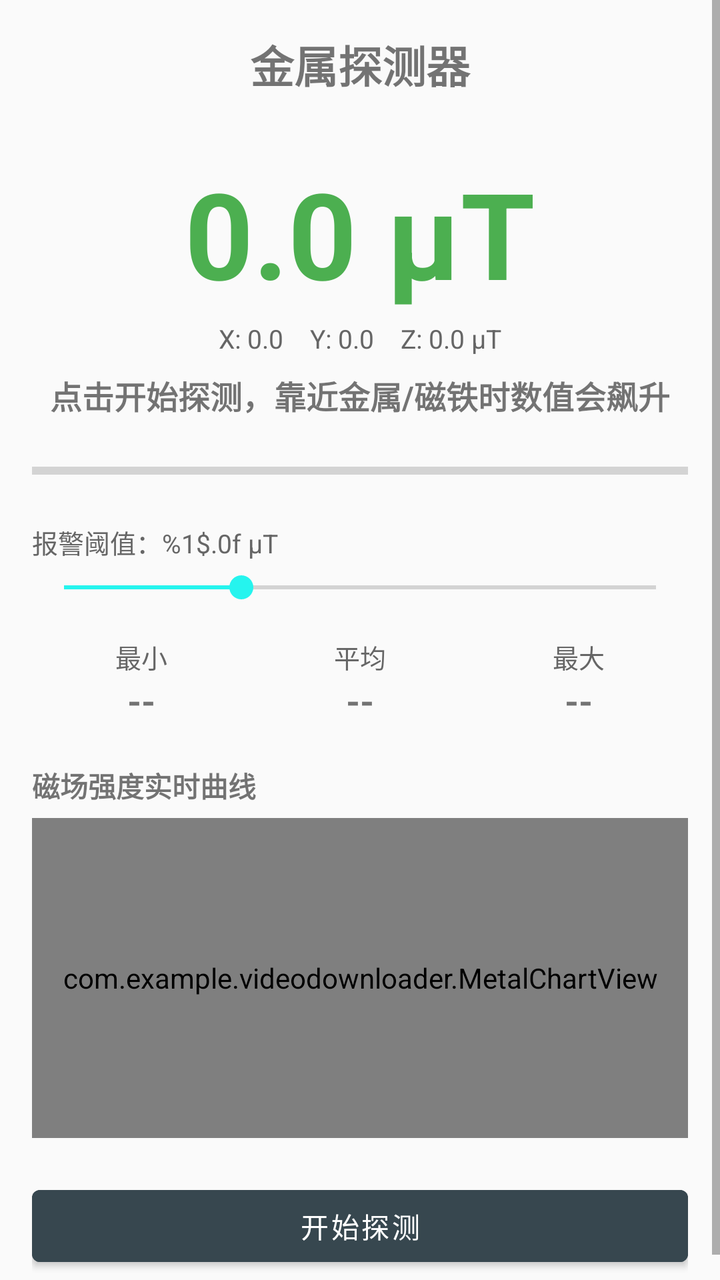
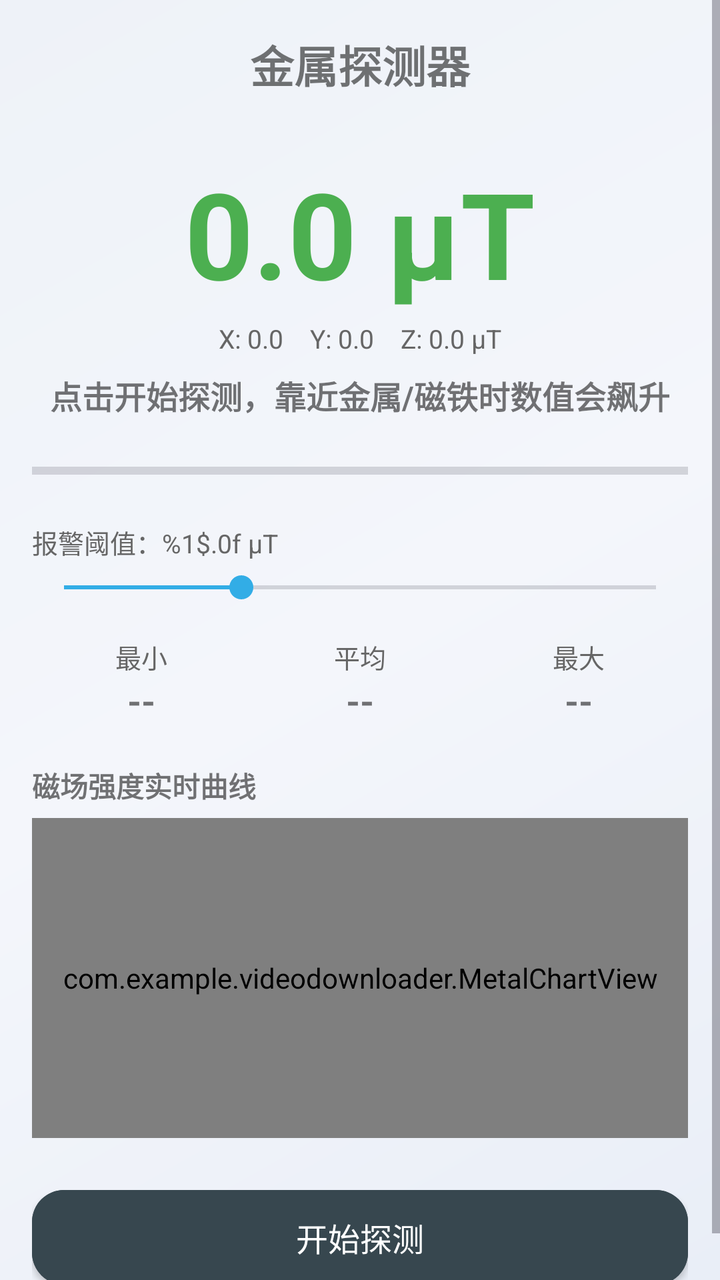

Screens rendered from an Android XML layout before and after an edit, with the pre-edit source and the edit as a unified diff.
<!-- AndroidManifest.xml: application theme Theme.VideoDownloader -->
<!-- res/layout/activity_metal_detector.xml -->
<?xml version="1.0" encoding="utf-8"?>
<ScrollView xmlns:android="http://schemas.android.com/apk/res/android"
    android:layout_width="match_parent"
    android:layout_height="match_parent"
    android:fillViewport="true">

    <LinearLayout
        android:layout_width="match_parent"
        android:layout_height="wrap_content"
        android:orientation="vertical"
        android:padding="16dp">

        <TextView
            android:layout_width="match_parent"
            android:layout_height="wrap_content"
            android:text="@string/tool_metal_title"
            android:textSize="22sp"
            android:textStyle="bold"
            android:gravity="center"
            android:paddingBottom="12dp" />

        
        <TextView
            android:id="@+id/tvCurrent"
            android:layout_width="match_parent"
            android:layout_height="wrap_content"
            android:text="0.0 μT"
            android:textSize="60sp"
            android:textStyle="bold"
            android:gravity="center"
            android:textColor="@color/metal_normal"
            android:paddingTop="16dp"
            android:paddingBottom="4dp" />

        
        <TextView
            android:id="@+id/tvAxis"
            android:layout_width="match_parent"
            android:layout_height="wrap_content"
            android:text="X: 0.0    Y: 0.0    Z: 0.0 μT"
            android:textSize="13sp"
            android:textColor="#666666"
            android:gravity="center"
            android:paddingBottom="8dp" />

        
        <TextView
            android:id="@+id/tvLevel"
            android:layout_width="match_parent"
            android:layout_height="wrap_content"
            android:text="@string/metal_hint"
            android:textSize="16sp"
            android:gravity="center"
            android:textStyle="bold"
            android:paddingBottom="16dp" />

        
        <ProgressBar
            android:id="@+id/levelBar"
            style="?android:attr/progressBarStyleHorizontal"
            android:layout_width="match_parent"
            android:layout_height="20dp"
            android:max="200"
            android:progress="0" />

        
        <TextView
            android:id="@+id/tvThreshold"
            android:layout_width="match_parent"
            android:layout_height="wrap_content"
            android:text="@string/metal_threshold"
            android:textSize="13sp"
            android:textColor="#666666"
            android:layout_marginTop="16dp"
            android:paddingBottom="4dp" />

        <SeekBar
            android:id="@+id/sbThreshold"
            android:layout_width="match_parent"
            android:layout_height="wrap_content"
            android:max="200"
            android:progress="60" />

        
        <LinearLayout
            android:layout_width="match_parent"
            android:layout_height="wrap_content"
            android:orientation="horizontal"
            android:layout_marginTop="16dp"
            android:weightSum="3">

            <LinearLayout
                android:layout_width="0dp"
                android:layout_weight="1"
                android:layout_height="wrap_content"
                android:orientation="vertical"
                android:gravity="center">

                <TextView
                    android:layout_width="wrap_content"
                    android:layout_height="wrap_content"
                    android:text="最小"
                    android:textColor="#666666"
                    android:textSize="13sp" />

                <TextView
                    android:id="@+id/tvMin"
                    android:layout_width="wrap_content"
                    android:layout_height="wrap_content"
                    android:text="--"
                    android:textSize="18sp"
                    android:textStyle="bold" />
            </LinearLayout>

            <LinearLayout
                android:layout_width="0dp"
                android:layout_weight="1"
                android:layout_height="wrap_content"
                android:orientation="vertical"
                android:gravity="center">

                <TextView
                    android:layout_width="wrap_content"
                    android:layout_height="wrap_content"
                    android:text="平均"
                    android:textColor="#666666"
                    android:textSize="13sp" />

                <TextView
                    android:id="@+id/tvAvg"
                    android:layout_width="wrap_content"
                    android:layout_height="wrap_content"
                    android:text="--"
                    android:textSize="18sp"
                    android:textStyle="bold" />
            </LinearLayout>

            <LinearLayout
                android:layout_width="0dp"
                android:layout_weight="1"
                android:layout_height="wrap_content"
                android:orientation="vertical"
                android:gravity="center">

                <TextView
                    android:layout_width="wrap_content"
                    android:layout_height="wrap_content"
                    android:text="最大"
                    android:textColor="#666666"
                    android:textSize="13sp" />

                <TextView
                    android:id="@+id/tvMax"
                    android:layout_width="wrap_content"
                    android:layout_height="wrap_content"
                    android:text="--"
                    android:textSize="18sp"
                    android:textStyle="bold" />
            </LinearLayout>
        </LinearLayout>

        
        <TextView
            android:layout_width="match_parent"
            android:layout_height="wrap_content"
            android:text="@string/metal_chart_label"
            android:textSize="14sp"
            android:textStyle="bold"
            android:layout_marginTop="20dp"
            android:paddingBottom="6dp" />

        
        <com.example.videodownloader.MetalChartView
            android:id="@+id/chartView"
            android:layout_width="match_parent"
            android:layout_height="160dp"
            android:background="#1A000000" />

        <Button
            android:id="@+id/btnToggle"
            android:layout_width="match_parent"
            android:layout_height="wrap_content"
            android:text="@string/metal_btn_start"
            android:layout_marginTop="20dp"
            android:backgroundTint="@color/tool_metal_bg"
            android:textColor="@android:color/white" />

    </LinearLayout>
</ScrollView>
<!-- resources referenced by this layout -->
<resources>
  <color name="metal_normal">#4CAF50</color>
  <color name="tool_metal_bg">#37474F</color>
  <string name="metal_btn_start">开始探测</string>
  <string name="metal_chart_label">磁场强度实时曲线</string>
  <string name="metal_hint">点击开始探测，靠近金属/磁铁时数值会飙升</string>
  <string name="metal_threshold">报警阈值：%1$.0f μT</string>
  <string name="tool_metal_title">金属探测器</string>
  <style name="Theme.VideoDownloader" parent="Theme.MaterialComponents.Light.NoActionBar">
          <item name="colorPrimary">#FE2C55</item>
          <item name="colorPrimaryVariant">#C81E40</item>
          <item name="colorOnPrimary">#FFFFFF</item>
          <item name="colorSecondary">#25F4EE</item>
          <item name="android:statusBarColor">#FE2C55</item>
          <item name="android:windowBackground">@color/bg_light</item>
      </style>
  <color name="bg_light">#FFFAFAFA</color>
</resources>

<!-- the commit's change to res/layout/activity_metal_detector.xml (unified diff, before → after) -->
@@ -1,5 +1,6 @@
 <?xml version="1.0" encoding="utf-8"?>
-<ScrollView xmlns:android="http://schemas.android.com/apk/res/android"
+<ScrollView
+    android:fitsSystemWindows="true" xmlns:android="http://schemas.android.com/apk/res/android"
     android:layout_width="match_parent"
     android:layout_height="match_parent"
     android:fillViewport="true">
<!-- resource entries referenced after the edit -->
@@ -8,13 +8,73 @@
   <string name="metal_threshold">报警阈值：%1$.0f μT</string>
   <string name="tool_metal_title">金属探测器</string>
   <style name="Theme.VideoDownloader" parent="Theme.MaterialComponents.Light.NoActionBar">
-          <item name="colorPrimary">#FE2C55</item>
-          <item name="colorPrimaryVariant">#C81E40</item>
-          <item name="colorOnPrimary">#FFFFFF</item>
-          <item name="colorSecondary">#25F4EE</item>
-          <item name="android:statusBarColor">#FE2C55</item>
-          <item name="android:windowBackground">@color/bg_light</item>
+          <item name="colorPrimary">@color/ios_blue</item>
+          <item name="colorPrimaryVariant">@color/ios_indigo</item>
+          <item name="colorOnPrimary">@color/white</item>
+          <item name="colorSecondary">@color/ios_cyan</item>
+          <item name="colorOnSecondary">@color/white</item>
+          <item name="colorError">@color/ios_red</item>
+          <item name="android:statusBarColor">@android:color/transparent</item>
+          <item name="android:navigationBarColor">@android:color/transparent</item>
+          <item name="android:windowLightStatusBar">true</item>
+          <item name="android:windowBackground">@drawable/ios_bg_gradient</item>
+          <item name="android:textColorPrimary">@color/text_primary</item>
+          <item name="android:textColorSecondary">@color/text_secondary</item>
+          <item name="materialButtonStyle">@style/Widget.iOS.Button</item>
+          <item name="editTextStyle">@style/Widget.iOS.EditText</item>
+          <item name="android:windowDrawsSystemBarBackgrounds">true</item>
       </style>
-  <color name="bg_light">#FFFAFAFA</color>
+  <color name="ios_blue">#007AFF</color>
+  <color name="ios_indigo">#5856D6</color>
+  <color name="white">#FFFFFFFF</color>
+  <color name="ios_cyan">#32ADE6</color>
+  <color name="ios_red">#FF3B30</color>
+  <!-- drawable ios_bg_gradient (drawable) -->
+  <?xml version="1.0" encoding="utf-8"?>
+  <shape xmlns:android="http://schemas.android.com/apk/res/android"
+      android:shape="rectangle">
+      <gradient
+          android:angle="135"
+          android:startColor="@color/bg_gradient_top"
+          android:centerColor="@color/bg_gradient_center"
+          android:endColor="@color/bg_gradient_bottom"
+          android:type="linear" />
+  </shape>
+  <color name="text_primary">#FF1C1C1E</color>
+  <color name="text_secondary">#FF6C6C78</color>
+  <style name="Widget.iOS.Button" parent="Widget.MaterialComponents.Button">
+          <item name="cornerRadius">16dp</item>
+          <item name="android:textAllCaps">false</item>
+          <item name="android:textSize">16sp</item>
+          <item name="android:letterSpacing">0</item>
+          <item name="android:fontFamily">sans-serif-medium</item>
+          <item name="android:paddingTop">12dp</item>
+          <item name="android:paddingBottom">12dp</item>
+          <item name="elevation">0dp</item>
+          <item name="rippleColor">#33FFFFFF</item>
+      </style>
+  <style name="Widget.iOS.EditText" parent="Widget.AppCompat.EditText">
+          <item name="android:background">@drawable/ios_glass_field</item>
+          <item name="android:textColor">@color/text_primary</item>
+          <item name="android:textColorHint">@color/text_tertiary</item>
+          <item name="android:textSize">15sp</item>
+          <item name="android:padding">14dp</item>
+      </style>
+  <color name="bg_gradient_top">#FFE9EEF7</color>
+  <color name="bg_gradient_center">#FFF4F6FB</color>
+  <color name="bg_gradient_bottom">#FFEEF2F8</color>
+  <!-- drawable ios_glass_field (drawable) -->
+  <?xml version="1.0" encoding="utf-8"?>
+  <shape xmlns:android="http://schemas.android.com/apk/res/android"
+      android:shape="rectangle">
+      <solid android:color="@color/glass_fill_strong" />
+      <corners android:radius="16dp" />
+      <stroke
+          android:width="1dp"
+          android:color="@color/glass_stroke" />
+  </shape>
+  <color name="text_tertiary">#FF9A9AA4</color>
+  <color name="glass_fill_strong">#F2FFFFFF</color>
+  <color name="glass_stroke">#33FFFFFF</color>
 </resources>
 
